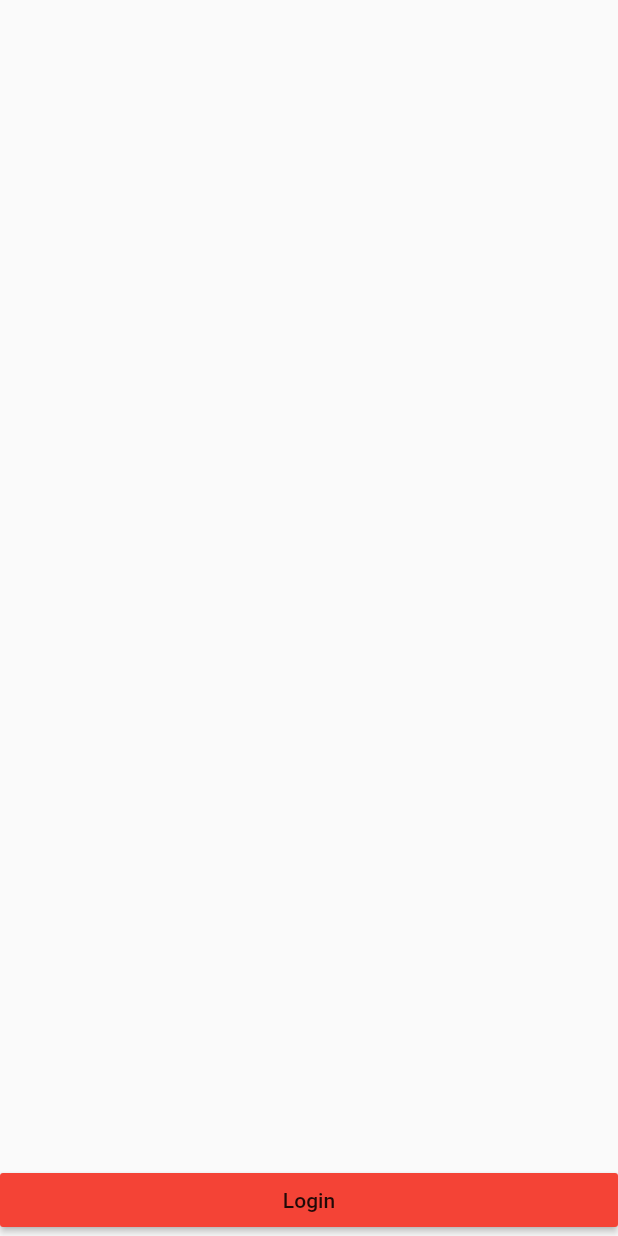
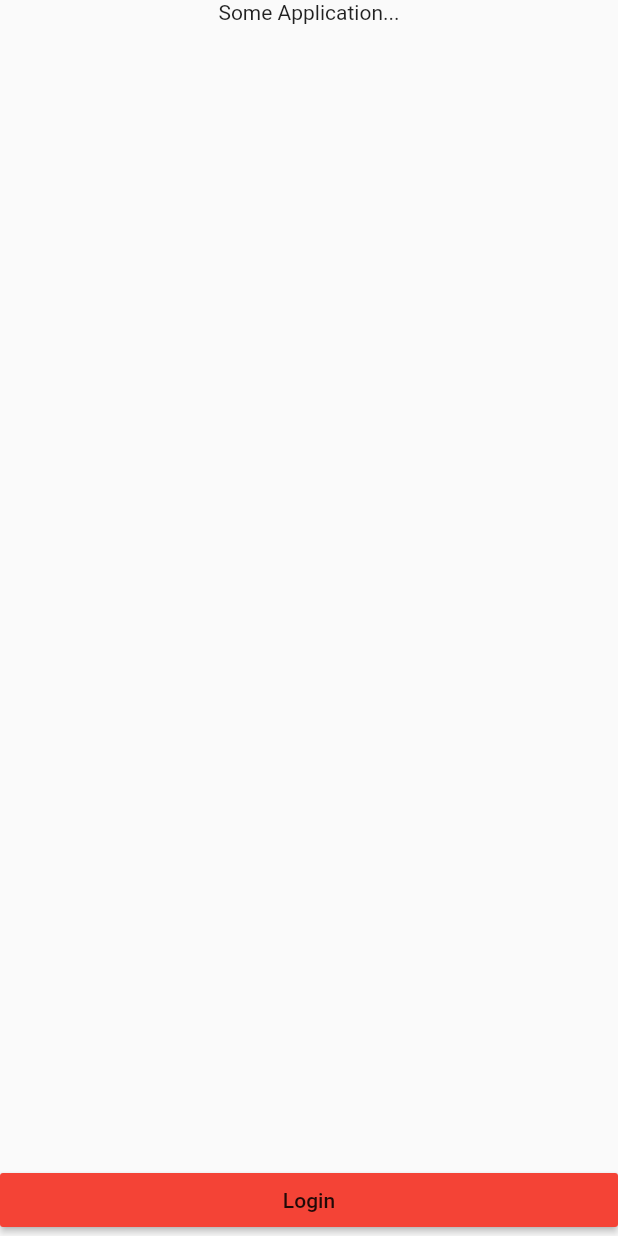
Before and after one commit to begomez/Flutter-Arch-Template, a Flutter app: the screen it shows after launch, on a phone screen of 412 x 824 dp. Run offline on Flutter 3.47's test engine with Material 2 defaults, Android fonts, the phone set to English and light mode, and no system bars.

Commit message:
Minor changes

```diff
--- a/lib/presentation/screens/LoginScreen.dart
+++ b/lib/presentation/screens/LoginScreen.dart
@@ -1,6 +1,7 @@
 import 'package:flutter/material.dart';
 import 'package:flutter_template/presentation/navigation/AppNavigator.dart';
 import 'package:flutter_template/presentation/screens/base/BaseStatelessScreen.dart';
+import 'package:flutter_template/presentation/utils/AppLocalizations.dart';
 import 'package:flutter_template/presentation/widgets/factory/WidgetFactory.dart';
 
 class LoginScreen extends BaseStatelessScreen {
@@ -12,9 +13,13 @@ class LoginScreen extends BaseStatelessScreen {
     return Container(
       child: Column(
         mainAxisSize: MainAxisSize.max,
-        mainAxisAlignment: MainAxisAlignment.end,
+        mainAxisAlignment: MainAxisAlignment.spaceBetween,
         crossAxisAlignment: CrossAxisAlignment.center,
-        children: [this._buildBtn(context)],
+        children: [
+          Center(
+              child: Text(AppLocalizations.of(context).translate("app_name"))),
+          this._buildBtn(context)
+        ],
       ),
     );
   }
--- a/lib/presentation/screens/base/BaseStatelessScreen.dart
+++ b/lib/presentation/screens/base/BaseStatelessScreen.dart
@@ -9,7 +9,7 @@ abstract class BaseStatelessScreen extends StatelessWidget {
   Widget build(BuildContext context) {
     return Scaffold(
       appBar: this.buildAppBar(context),
-      body: this.buildBody(context),
+      body: SafeArea(child: this.buildBody(context)),
     );
   }
 
```
